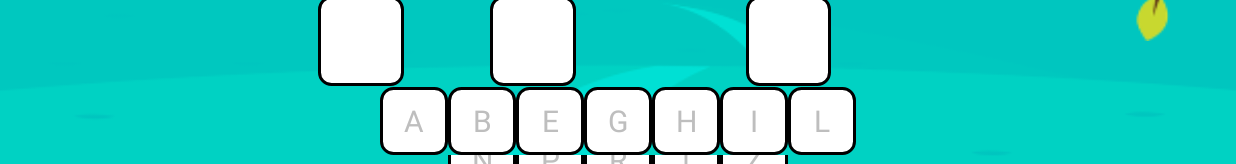
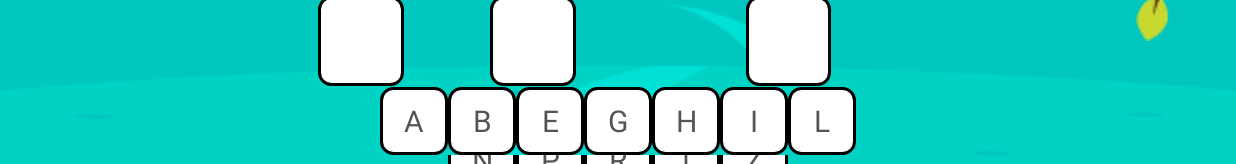
Before and after one commit to Ori1N/HelloWords, an Android app: the CrosswordActivity screen opened directly, with no data from a screen before it, on a phone screen of 824 x 412 dp (held sideways). Shown: the part 454-618 px from the top of the screen. Run offline under Robolectric (Android 15) with nearby library versions, the light colour scheme and no system bars; our stand-ins replace ButterKnife.

Commit message:
crossword keyboard text color darkened

```diff
--- a/app/src/main/res/values/colors.xml
+++ b/app/src/main/res/values/colors.xml
@@ -3,6 +3,8 @@
 
     <color name="white">#FFFFFF</color>
     <color name="black">#000000</color>
+
+    <color name="gray">#545454</color>
 
     <color name="colorPrimary">#3F51B5</color>
     <color name="colorPrimaryDark">#303F9F</color>
--- a/app/src/main/res/values/styles.xml
+++ b/app/src/main/res/values/styles.xml
@@ -38,6 +38,7 @@
         <item name="android:textSize">20sp</item>
         <item name="android:gravity">center</item>
         <item name="android:background">@drawable/black_border</item>
+        <item name="android:textColor">@color/gray</item>
     </style>
 
     <style name="Topic_Icon">
```
